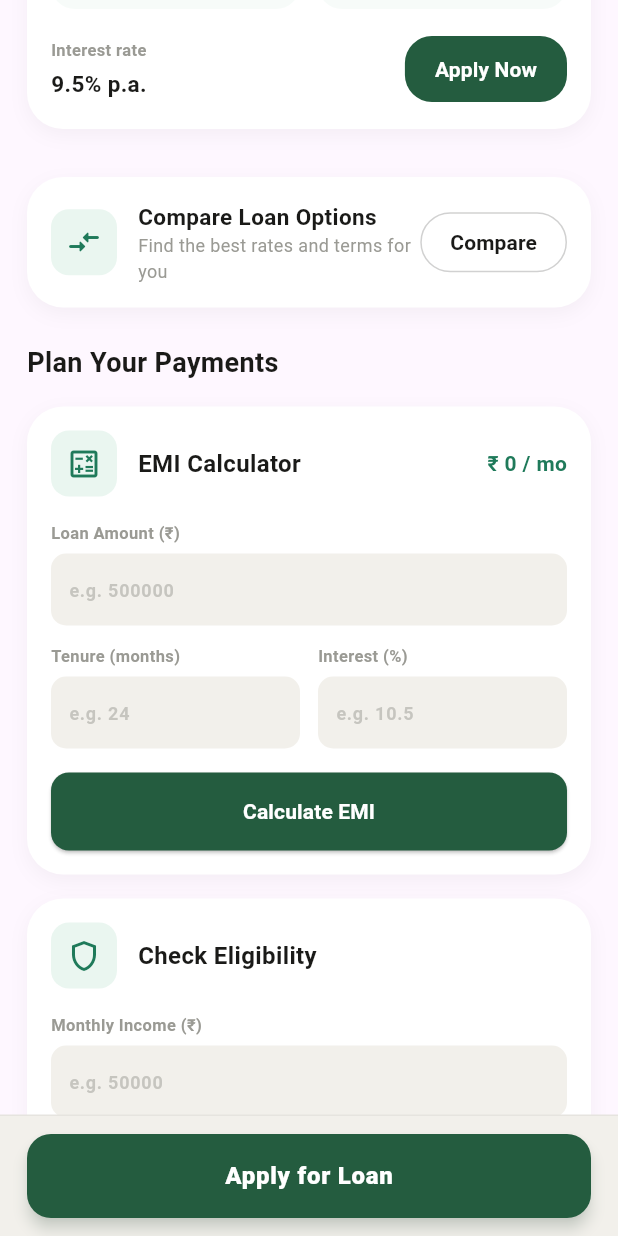
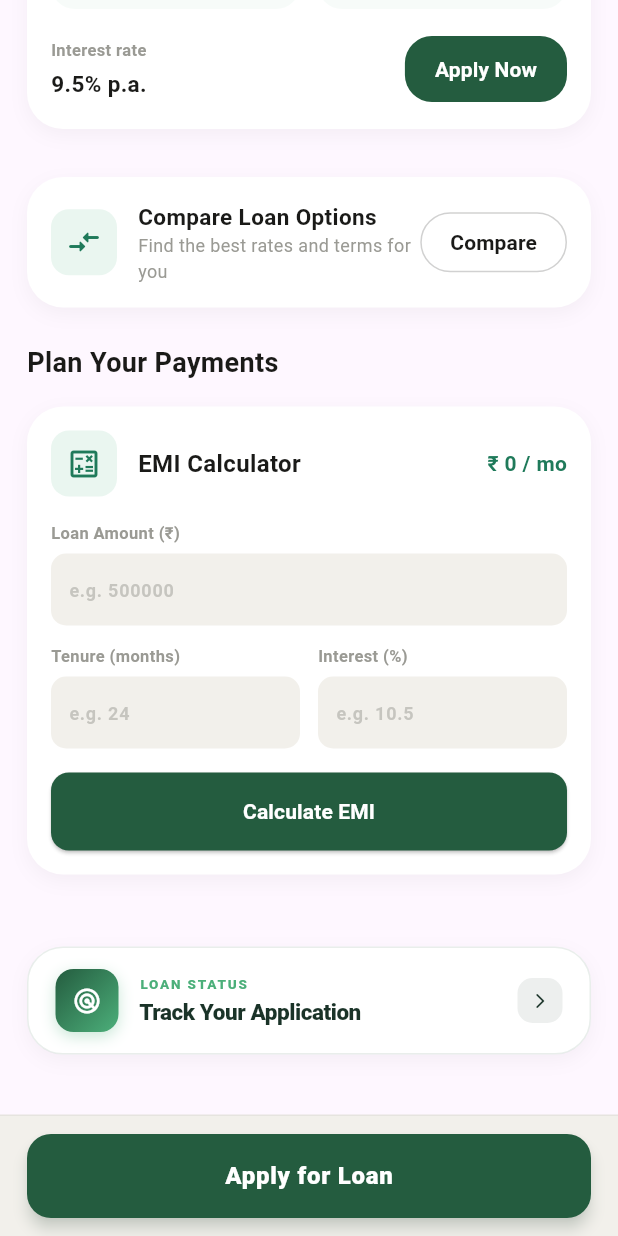
Before and after one commit to Aurindom971/WealthWise-app-PSB-Hackathon-2026, a Flutter app: the LoansScreen widget shown alone on an empty page, opened directly, scrolled down 1871 dp, on a phone screen of 412 x 824 dp. Run offline on Flutter 3.47's test engine with Material 3 defaults, Android fonts, the phone set to English and light mode, and no system bars; our stand-ins replace google_fonts, qr_flutter, supabase_flutter; missing offline and left inert: mobile_scanner; accounts and stored records are empty; network calls fail.

Commit message:
updated loans

```diff
--- a/lib/features/loans/screens/loans_screen.dart
+++ b/lib/features/loans/screens/loans_screen.dart
@@ -27,9 +27,6 @@ class _LoansScreenState extends State<LoansScreen> {
   final _rateController = TextEditingController();
   String _emiResult = '₹ 0 / mo';
 
-  // Eligibility Controllers
-  final _incomeController = TextEditingController();
-  final _scoreController = TextEditingController();
 
   void _calculateEMI() {
     double p = double.tryParse(_amtController.text.replaceAll(',', '')) ?? 0;
@@ -46,24 +43,6 @@ class _LoansScreenState extends State<LoansScreen> {
     }
   }
 
-  void _checkEligibility() {
-    double income = double.tryParse(_incomeController.text.replaceAll(',', '')) ?? 0;
-    int score = int.tryParse(_scoreController.text) ?? 0;
-
-    if (income > 0 && score > 0) {
-      bool isEligible = income >= 30000 && score >= 750;
-      _showStyledDialog(
-        title: isEligible ? 'Congratulations!' : 'Almost there...',
-        message: isEligible
-          ? 'Based on your income and credit score, you are eligible for an instant loan up to ₹ 10 Lakh!'
-          : 'Your current eligibility is low. We recommend improving your credit score or income stability.',
-        isSuccess: isEligible,
-      );
-    } else {
-      _showStyledSnackBar('Please enter your income and credit score');
-    }
-  }
-
   void _showStyledSnackBar(String message, {bool isError = true}) {
     ScaffoldMessenger.of(context).showSnackBar(
       SnackBar(
@@ -77,70 +56,12 @@ class _LoansScreenState extends State<LoansScreen> {
     );
   }
 
-  void _showStyledDialog({required String title, required String message, bool isSuccess = true}) {
-    showDialog(
-      context: context,
-      builder: (ctx) => Dialog(
-        backgroundColor: Colors.white,
-        shape: RoundedRectangleBorder(borderRadius: BorderRadius.circular(24)),
-        child: Container(
-          padding: const EdgeInsets.all(24),
-          child: Column(
-            mainAxisSize: MainAxisSize.min,
-            children: [
-              Container(
-                padding: const EdgeInsets.all(16),
-                decoration: BoxDecoration(
-                  color: isSuccess ? const Color(0xFFEAF6F0) : const Color(0xFFFFF4F4),
-                  shape: BoxShape.circle,
-                ),
-                child: Icon(
-                  isSuccess ? Icons.check_circle_outline : Icons.info_outline,
-                  color: isSuccess ? kMid : const Color(0xFFE74C3C),
-                  size: 40,
-                ),
-              ),
-              const SizedBox(height: 20),
-              Text(
-                title,
-                textAlign: TextAlign.center,
-                style: const TextStyle(fontSize: 20, fontWeight: FontWeight.bold, color: kInk),
-              ),
-              const SizedBox(height: 12),
-              Text(
-                message,
-                textAlign: TextAlign.center,
-                style: const TextStyle(fontSize: 14, color: kSub, height: 1.5),
-              ),
-              const SizedBox(height: 32),
-              SizedBox(
-                width: double.infinity,
-                child: ElevatedButton(
-                  onPressed: () => Navigator.pop(ctx),
-                  style: ElevatedButton.styleFrom(
-                    backgroundColor: kMid,
-                    foregroundColor: Colors.white,
-                    padding: const EdgeInsets.symmetric(vertical: 16),
-                    shape: RoundedRectangleBorder(borderRadius: BorderRadius.circular(16)),
-                    elevation: 0,
-                  ),
-                  child: const Text('OK', style: TextStyle(fontWeight: FontWeight.bold, fontSize: 16)),
-                ),
-              ),
-            ],
-          ),
-        ),
-      ),
-    );
-  }
-
   @override
   void dispose() {
     _amtController.dispose();
     _tenureController.dispose();
     _rateController.dispose();
-    _incomeController.dispose();
-    _scoreController.dispose();
+
     super.dispose();
   }
 
@@ -166,9 +87,6 @@ class _LoansScreenState extends State<LoansScreen> {
                       rateController: _rateController,
                       emiResult: _emiResult,
                       onCalc: _calculateEMI,
-                      incomeController: _incomeController,
-                      scoreController: _scoreController,
-                      onCheck: _checkEligibility,
                     ),
 
                     const _TrackApplicationSection(),
@@ -559,9 +477,6 @@ class _PaymentPlanningSection extends StatelessWidget {
   final TextEditingController rateController;
   final String emiResult;
   final VoidCallback onCalc;
-  final TextEditingController incomeController;
-  final TextEditingController scoreController;
-  final VoidCallback onCheck;
 
   const _PaymentPlanningSection({
     required this.amtController,
@@ -569,9 +484,6 @@ class _PaymentPlanningSection extends StatelessWidget {
     required this.rateController,
     required this.emiResult,
     required this.onCalc,
-    required this.incomeController,
-    required this.scoreController,
-    required this.onCheck,
   });
 
   @override
@@ -590,12 +502,7 @@ class _PaymentPlanningSection extends StatelessWidget {
             emiResult: emiResult,
             onCalc: onCalc,
           ),
-          const SizedBox(height: 16),
-          _EligibilityCheckCard(
-            incomeController: incomeController,
-            scoreController: scoreController,
-            onCheck: onCheck,
-          ),
+
           const SizedBox(height: 24),
         ],
       ),
@@ -667,66 +574,6 @@ class _EMICalculatorCard extends StatelessWidget {
                 shape: RoundedRectangleBorder(borderRadius: BorderRadius.circular(12)),
               ),
               child: const Text('Calculate EMI', style: TextStyle(fontWeight: FontWeight.bold)),
-            ),
-          ),
-        ],
-      ),
-    );
-  }
-}
-
-class _EligibilityCheckCard extends StatelessWidget {
-  final TextEditingController incomeController;
-  final TextEditingController scoreController;
-  final VoidCallback onCheck;
-
-  const _EligibilityCheckCard({
-    required this.incomeController,
-    required this.scoreController,
-    required this.onCheck,
-  });
-
-  @override
-  Widget build(BuildContext context) {
-    return Container(
-      padding: const EdgeInsets.all(16),
-      decoration: BoxDecoration(
-        color: kCard,
-        borderRadius: BorderRadius.circular(24),
-        boxShadow: [
-          BoxShadow(color: Colors.black.withValues(alpha: 0.04), blurRadius: 10, offset: const Offset(0, 4)),
-        ],
-      ),
-      child: Column(
-        crossAxisAlignment: CrossAxisAlignment.start,
-        children: [
-          Row(
-            children: [
-              Container(
-                padding: const EdgeInsets.all(10),
-                decoration: BoxDecoration(color: const Color(0xFFEAF6F0), borderRadius: BorderRadius.circular(12)),
-                child: const Icon(Icons.shield_outlined, color: Color(0xFF1F7A5A), size: 24),
-              ),
-              const SizedBox(width: 14),
-              const Text('Check Eligibility', style: TextStyle(color: kInk, fontSize: 16, fontWeight: FontWeight.bold)),
-            ],
-          ),
-          const SizedBox(height: 16),
-          _SmallInput(label: 'Monthly Income (₹)', controller: incomeController, hint: 'e.g. 50000'),
-          const SizedBox(height: 12),
-          _SmallInput(label: 'Credit Score', controller: scoreController, hint: 'e.g. 750'),
-          const SizedBox(height: 16),
-          SizedBox(
-            width: double.infinity,
-            child: ElevatedButton(
-              onPressed: onCheck,
-              style: ElevatedButton.styleFrom(
-                backgroundColor: kMid,
-                foregroundColor: Colors.white,
-                padding: const EdgeInsets.symmetric(vertical: 16),
-                shape: RoundedRectangleBorder(borderRadius: BorderRadius.circular(12)),
-              ),
-              child: const Text('Check Eligibility', style: TextStyle(fontWeight: FontWeight.bold)),
             ),
           ),
         ],
```
